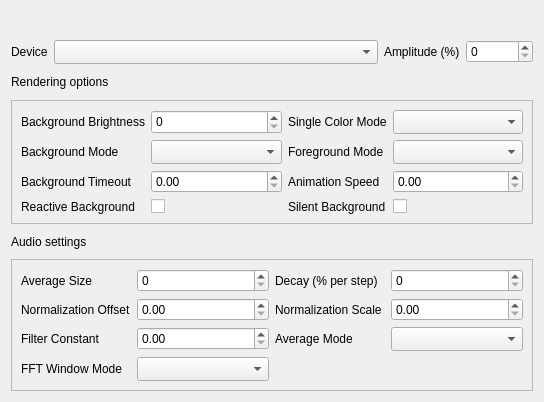
Above: Effects/AudioVisualizer/AudioVisualizer.ui from DLdota/OpenRGBEffectsPlugin before the change. Below: the same form after it.
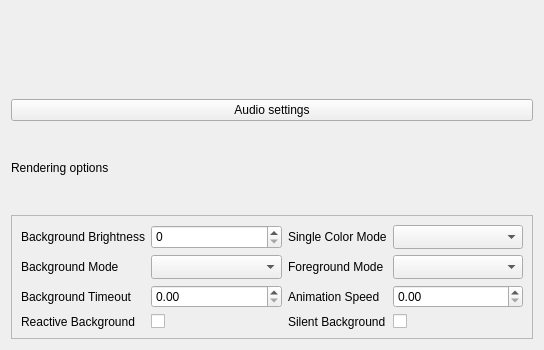
That is the form after the change.

Patch:
```diff
--- a/Effects/AudioVisualizer/AudioVisualizer.ui
+++ b/Effects/AudioVisualizer/AudioVisualizer.ui
@@ -7,7 +7,7 @@
     <x>0</x>
     <y>0</y>
     <width>544</width>
-    <height>402</height>
+    <height>350</height>
    </rect>
   </property>
   <property name="sizePolicy">
@@ -22,63 +22,7 @@
     <height>0</height>
    </size>
   </property>
-  <layout class="QGridLayout" name="gridLayout" columnstretch="1,0">
-   <item row="1" column="1">
-    <widget class="QFrame" name="amplitude_frame">
-     <property name="frameShape">
-      <enum>QFrame::NoFrame</enum>
-     </property>
-     <property name="frameShadow">
-      <enum>QFrame::Raised</enum>
-     </property>
-     <layout class="QGridLayout" name="gridLayout_3">
-      <property name="leftMargin">
-       <number>0</number>
-      </property>
-      <property name="topMargin">
-       <number>0</number>
-      </property>
-      <property name="rightMargin">
-       <number>0</number>
-      </property>
-      <property name="bottomMargin">
-       <number>0</number>
-      </property>
-      <item row="0" column="0">
-       <widget class="QLabel" name="label_Amplitude">
-        <property name="sizePolicy">
-         <sizepolicy hsizetype="Preferred" vsizetype="Preferred">
-          <horstretch>0</horstretch>
-          <verstretch>0</verstretch>
-         </sizepolicy>
-        </property>
-        <property name="minimumSize">
-         <size>
-          <width>0</width>
-          <height>0</height>
-         </size>
-        </property>
-        <property name="text">
-         <string>Amplitude (%)</string>
-        </property>
-       </widget>
-      </item>
-      <item row="0" column="1">
-       <widget class="QSpinBox" name="spinBox_Amplitude">
-        <property name="sizePolicy">
-         <sizepolicy hsizetype="Preferred" vsizetype="Fixed">
-          <horstretch>0</horstretch>
-          <verstretch>0</verstretch>
-         </sizepolicy>
-        </property>
-        <property name="maximum">
-         <number>1000000000</number>
-        </property>
-       </widget>
-      </item>
-     </layout>
-    </widget>
-   </item>
+  <layout class="QGridLayout" name="gridLayout" columnstretch="1">
    <item row="2" column="0">
     <widget class="QLabel" name="rendering_options_label">
      <property name="text">
@@ -87,62 +31,20 @@
     </widget>
    </item>
    <item row="1" column="0">
-    <widget class="QFrame" name="device_frame">
-     <property name="frameShape">
-      <enum>QFrame::NoFrame</enum>
+    <widget class="QPushButton" name="audio_settings">
+     <property name="text">
+      <string>Audio settings</string>
      </property>
-     <property name="frameShadow">
-      <enum>QFrame::Raised</enum>
+    </widget>
+   </item>
+   <item row="0" column="0">
+    <widget class="QLabel" name="preview">
+     <property name="text">
+      <string/>
      </property>
-     <layout class="QGridLayout" name="gridLayout_2" columnstretch="0,1">
-      <property name="leftMargin">
-       <number>0</number>
-      </property>
-      <property name="topMargin">
-       <number>0</number>
-      </property>
-      <property name="rightMargin">
-       <number>0</number>
-      </property>
-      <property name="bottomMargin">
-       <number>0</number>
-      </property>
-      <item row="0" column="0">
-       <widget class="QLabel" name="label_Audio_Device">
-        <property name="sizePolicy">
-         <sizepolicy hsizetype="Preferred" vsizetype="Preferred">
-          <horstretch>0</horstretch>
-          <verstretch>0</verstretch>
-         </sizepolicy>
-        </property>
-        <property name="minimumSize">
-         <size>
-          <width>0</width>
-          <height>0</height>
-         </size>
-        </property>
-        <property name="text">
-         <string>Device</string>
-        </property>
-       </widget>
-      </item>
-      <item row="0" column="1">
-       <widget class="QComboBox" name="comboBox_Audio_Device">
-        <property name="sizePolicy">
-         <sizepolicy hsizetype="Preferred" vsizetype="Fixed">
-          <horstretch>0</horstretch>
-          <verstretch>0</verstretch>
-         </sizepolicy>
-        </property>
-        <property name="sizeAdjustPolicy">
-         <enum>QComboBox::AdjustToMinimumContentsLengthWithIcon</enum>
-        </property>
-       </widget>
-      </item>
-     </layout>
     </widget>
    </item>
-   <item row="3" column="0" colspan="2">
+   <item row="3" column="0">
     <widget class="QFrame" name="rendering_options_frame">
      <property name="frameShape">
       <enum>QFrame::StyledPanel</enum>
@@ -362,220 +264,6 @@
      </layout>
     </widget>
    </item>
-   <item row="4" column="0">
-    <widget class="QLabel" name="audio_settings_label">
-     <property name="text">
-      <string>Audio settings</string>
-     </property>
-    </widget>
-   </item>
-   <item row="5" column="0" colspan="2">
-    <widget class="QFrame" name="audio_settings_frame">
-     <property name="frameShape">
-      <enum>QFrame::StyledPanel</enum>
-     </property>
-     <property name="frameShadow">
-      <enum>QFrame::Raised</enum>
-     </property>
-     <layout class="QGridLayout" name="gridLayout_4" columnstretch="0,1,0,1">
-      <item row="2" column="0">
-       <widget class="QLabel" name="label_Normalization_Offset">
-        <property name="sizePolicy">
-         <sizepolicy hsizetype="Fixed" vsizetype="Preferred">
-          <horstretch>0</horstretch>
-          <verstretch>0</verstretch>
-         </sizepolicy>
-        </property>
-        <property name="minimumSize">
-         <size>
-          <width>110</width>
-          <height>0</height>
-         </size>
-        </property>
-        <property name="text">
-         <string>Normalization Offset</string>
-        </property>
-       </widget>
-      </item>
-      <item row="4" column="0">
-       <widget class="QLabel" name="label_Filter_Constant">
-        <property name="sizePolicy">
-         <sizepolicy hsizetype="Fixed" vsizetype="Preferred">
-          <horstretch>0</horstretch>
-          <verstretch>0</verstretch>
-         </sizepolicy>
-        </property>
-        <property name="minimumSize">
-         <size>
-          <width>110</width>
-          <height>0</height>
-         </size>
-        </property>
-        <property name="text">
-         <string>Filter Constant</string>
-        </property>
-       </widget>
-      </item>
-      <item row="4" column="1">
-       <widget class="QDoubleSpinBox" name="doubleSpinBox_Filter_Constant">
-        <property name="maximum">
-         <double>100.000000000000000</double>
-        </property>
-       </widget>
-      </item>
-      <item row="0" column="0">
-       <widget class="QLabel" name="label_Average_Size">
-        <property name="sizePolicy">
-         <sizepolicy hsizetype="Fixed" vsizetype="Preferred">
-          <horstretch>0</horstretch>
-          <verstretch>0</verstretch>
-         </sizepolicy>
-        </property>
-        <property name="minimumSize">
-         <size>
-          <width>110</width>
-          <height>0</height>
-         </size>
-        </property>
-        <property name="text">
-         <string>Average Size</string>
-        </property>
-       </widget>
-      </item>
-      <item row="0" column="1">
-       <widget class="QSpinBox" name="spinBox_Average_Size">
-        <property name="maximum">
-         <number>100</number>
-        </property>
-       </widget>
-      </item>
-      <item row="0" column="2">
-       <widget class="QLabel" name="label_Decay">
-        <property name="sizePolicy">
-         <sizepolicy hsizetype="Fixed" vsizetype="Preferred">
-          <horstretch>0</horstretch>
-          <verstretch>0</verstretch>
-         </sizepolicy>
-        </property>
-        <property name="minimumSize">
-         <size>
-          <width>110</width>
-          <height>0</height>
-         </size>
-        </property>
-        <property name="text">
-         <string>Decay (% per step)</string>
-        </property>
-       </widget>
-      </item>
-      <item row="2" column="1">
-       <widget class="QDoubleSpinBox" name="doubleSpinBox_Normalization_Offset">
-        <property name="maximum">
-         <double>1.000000000000000</double>
-        </property>
-        <property name="singleStep">
-         <double>0.010000000000000</double>
-        </property>
-       </widget>
-      </item>
-      <item row="0" column="3">
-       <widget class="QSpinBox" name="spinBox_Decay">
-        <property name="maximum">
-         <number>100</number>
-        </property>
-       </widget>
-      </item>
-      <item row="2" column="2">
-       <widget class="QLabel" name="label_Normalization_Scale">
-        <property name="sizePolicy">
-         <sizepolicy hsizetype="Fixed" vsizetype="Preferred">
-          <horstretch>0</horstretch>
-          <verstretch>0</verstretch>
-         </sizepolicy>
-        </property>
-        <property name="minimumSize">
-         <size>
-          <width>110</width>
-          <height>0</height>
-         </size>
-        </property>
-        <property name="text">
-         <string>Normalization Scale</string>
-        </property>
-       </widget>
-      </item>
-      <item row="2" column="3">
-       <widget class="QDoubleSpinBox" name="doubleSpinBox_Normalization_Scale">
-        <property name="maximum">
-         <double>1.000000000000000</double>
-        </property>
-        <property name="singleStep">
-         <double>0.010000000000000</double>
-        </property>
-       </widget>
-      </item>
-      <item row="4" column="2">
-       <widget class="QLabel" name="label_Average_Mode">
-        <property name="sizePolicy">
-         <sizepolicy hsizetype="Fixed" vsizetype="Preferred">
-          <horstretch>0</horstretch>
-          <verstretch>0</verstretch>
-         </sizepolicy>
-        </property>
-        <property name="minimumSize">
-         <size>
-          <width>90</width>
-          <height>0</height>
-         </size>
-        </property>
-        <property name="text">
-         <string>Average Mode</string>
-        </property>
-       </widget>
-      </item>
-      <item row="4" column="3">
-       <widget class="QComboBox" name="comboBox_Average_Mode">
-        <property name="sizeAdjustPolicy">
-         <enum>QComboBox::AdjustToMinimumContentsLengthWithIcon</enum>
-        </property>
-       </widget>
-      </item>
-      <item row="5" column="0">
-       <widget class="QLabel" name="label_FFT_Window_Mode">
-        <property name="sizePolicy">
-         <sizepolicy hsizetype="Fixed" vsizetype="Preferred">
-          <horstretch>0</horstretch>
-          <verstretch>0</verstretch>
-         </sizepolicy>
-        </property>
-        <property name="minimumSize">
-         <size>
-          <width>90</width>
-          <height>0</height>
-         </size>
-        </property>
-        <property name="text">
-         <string>FFT Window Mode</string>
-        </property>
-       </widget>
-      </item>
-      <item row="5" column="1">
-       <widget class="QComboBox" name="comboBox_FFT_Window_Mode">
-        <property name="sizeAdjustPolicy">
-         <enum>QComboBox::AdjustToMinimumContentsLengthWithIcon</enum>
-        </property>
-       </widget>
-      </item>
-     </layout>
-    </widget>
-   </item>
-   <item row="0" column="0" colspan="2">
-    <widget class="QLabel" name="preview">
-     <property name="text">
-      <string/>
-     </property>
-    </widget>
-   </item>
   </layout>
  </widget>
  <resources/>
```
Left out of the diff: 11 changed lines with no effect on the pictures.
